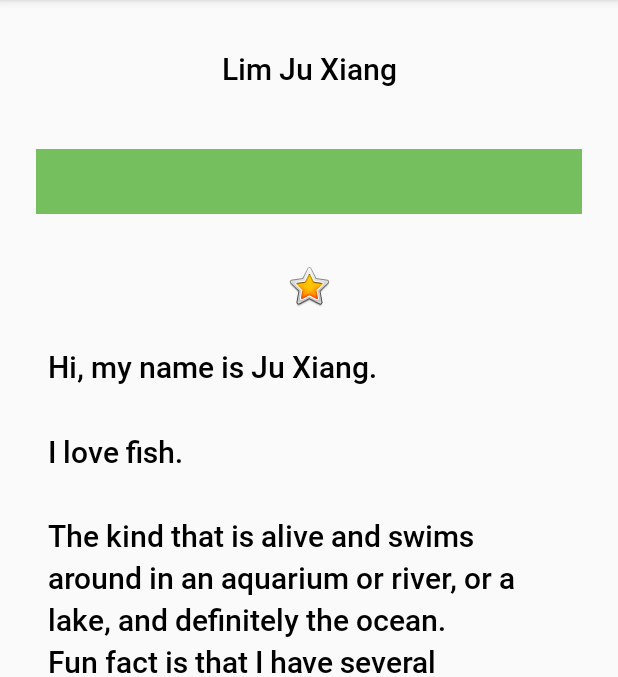
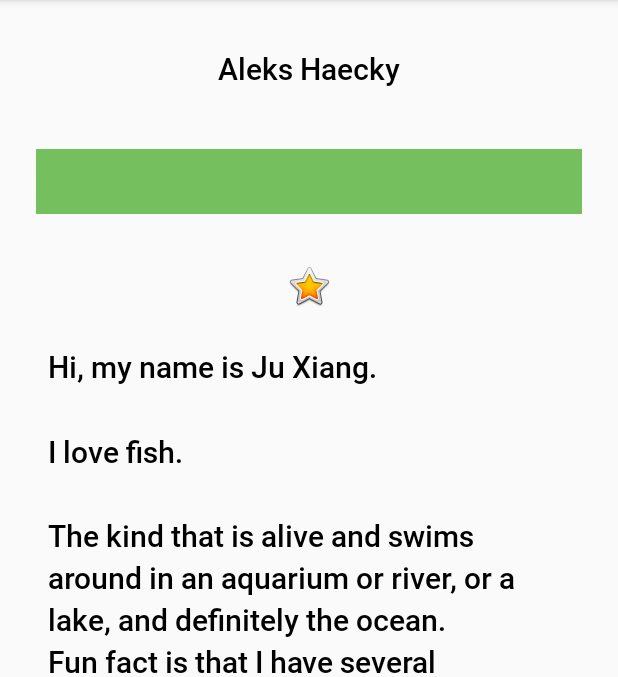
Before and after one commit to juxiang130/MAD_practical_2, an Android app: the screen it shows after launch (MainActivity), after a tap on "DONE", on a phone screen of 412 x 824 dp, the part 84-761 px from its top. Run offline under Robolectric (Android 15) with nearby library versions, the phone set to English and light mode, and no system bars; our stand-ins replace data binding.

Commit message:
hehe commit

```diff
--- a/app/build.gradle
+++ b/app/build.gradle
@@ -21,6 +21,9 @@ android {
             proguardFiles getDefaultProguardFile('proguard-android-optimize.txt'), 'proguard-rules.pro'
         }
     }
+    dataBinding {
+        enabled = true
+    }
 }
 
 dependencies {
--- a/app/src/main/java/com/example/mad_practical_2/MainActivity.kt
+++ b/app/src/main/java/com/example/mad_practical_2/MainActivity.kt
@@ -8,27 +8,34 @@ import android.view.inputmethod.InputMethodManager
 import android.widget.Button
 import android.widget.EditText
 import android.widget.TextView
+import androidx.databinding.DataBindingUtil
+import com.example.mad_practical_2.databinding.ActivityMainBinding
 
 class MainActivity : AppCompatActivity() {
-
+    private lateinit var binding: ActivityMainBinding
+    private val myName: MyName = MyName("Aleks Haecky")
     override fun onCreate(savedInstanceState: Bundle?) {
         super.onCreate(savedInstanceState)
-        setContentView(R.layout.activity_main)
+        binding = DataBindingUtil.setContentView(this, R.layout.activity_main)
         findViewById<Button>(R.id.done_button).setOnClickListener {
             addNickname(it)
         }
-        findViewById<TextView>(R.id.nickname_text).setOnClickListener {
-            updateNickname(it)
+        binding.doneButton.setOnClickListener {
+            addNickname(it)
         }
+        binding.myName = myName
     }
 
     private fun addNickname(view: View){
         val editText = findViewById<EditText>(R.id.nickname_edit)
         val nicknameTextView = findViewById<TextView>(R.id.nickname_text)
-        nicknameTextView.text = editText.text
-        editText.visibility = View.GONE
-        view.visibility = View.GONE
-        nicknameTextView.visibility = View.VISIBLE
+        binding.apply {
+            myName?.nickname = nicknameEdit.text.toString()
+            invalidateAll()
+            nicknameEdit.visibility = View.GONE
+            doneButton.visibility = View.GONE
+            nicknameText.visibility = View.VISIBLE
+        }
         val inputMethodManager = getSystemService(Context.INPUT_METHOD_SERVICE) as InputMethodManager
         inputMethodManager.hideSoftInputFromWindow(view.windowToken, 0)
     }
--- /dev/null
+++ b/app/src/main/java/com/example/mad_practical_2/MyName.kt
@@ -0,0 +1,3 @@
+package com.example.mad_practical_2
+
+data class MyName(var name: String = "", var nickname: String = "")
--- a/app/src/main/res/layout/activity_main.xml
+++ b/app/src/main/res/layout/activity_main.xml
@@ -1,5 +1,13 @@
-<LinearLayout xmlns:android="http://schemas.android.com/apk/res/android"
-    xmlns:app="http://schemas.android.com/apk/res-auto"
+<layout xmlns:android="http://schemas.android.com/apk/res/android"
+    xmlns:app="http://schemas.android.com/apk/res-auto">
+
+    <data>
+        <variable
+            name="myName"
+            type="com.example.mad_practical_2.MyName" />
+    </data>
+
+    <LinearLayout
         xmlns:tools="http://schemas.android.com/tools"
         android:layout_width="match_parent"
         android:layout_height="match_parent"
@@ -14,7 +22,7 @@
             style="@style/NameStyle"
             android:layout_width="match_parent"
             android:layout_height="wrap_content"
-        android:text="@string/name"
+            android:text="@={myName.name}"
             android:textAlignment="center"
             app:fontFamily="@font/roboto_medium" />
 
@@ -43,11 +51,11 @@
             style="@style/NameStyle"
             android:layout_width="match_parent"
             android:layout_height="wrap_content"
-        android:text=""
+            android:background="@color/colorAccent"
+            android:paddingBottom="@dimen/small_padding"
+            android:text="@={myName.nickname}"
             android:textAlignment="center"
-        android:visibility="gone"
-        android:background="@color/colorAccent"
-        android:paddingBottom="@dimen/small_padding"/>
+            android:visibility="gone" />
 
         <ImageView
             android:id="@+id/star_image"
@@ -72,3 +80,4 @@
                 android:text="@string/bio" />
         </ScrollView>
     </LinearLayout>
+</layout>
```
Lines whose indentation alone changed are shown as unchanged.
